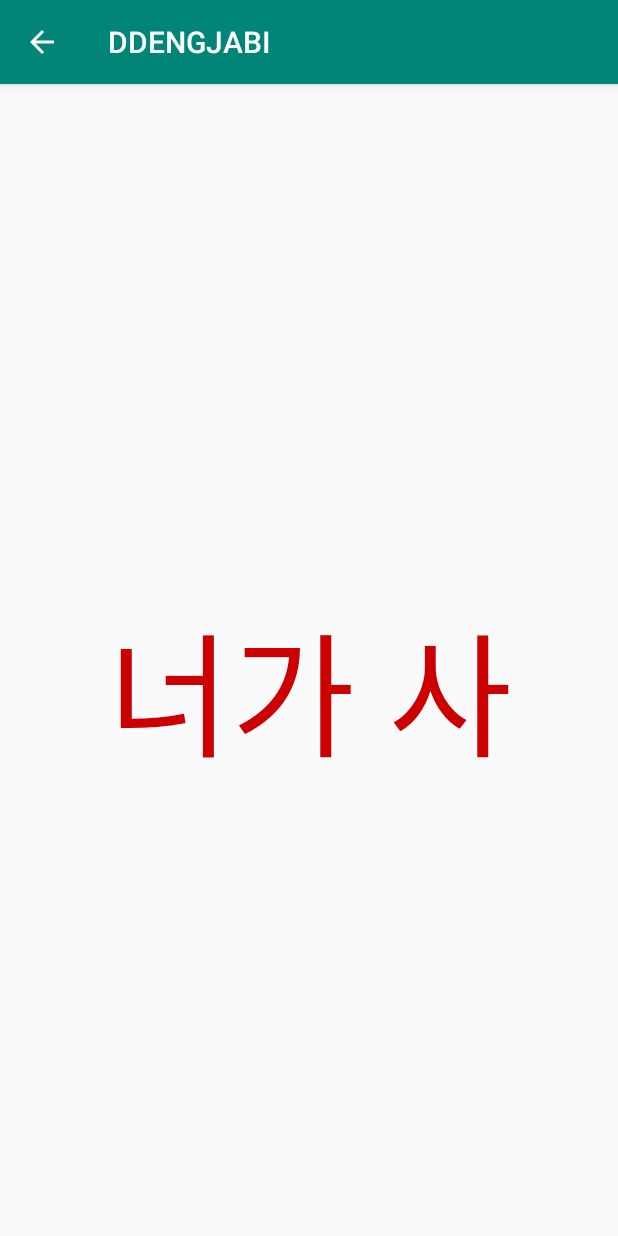
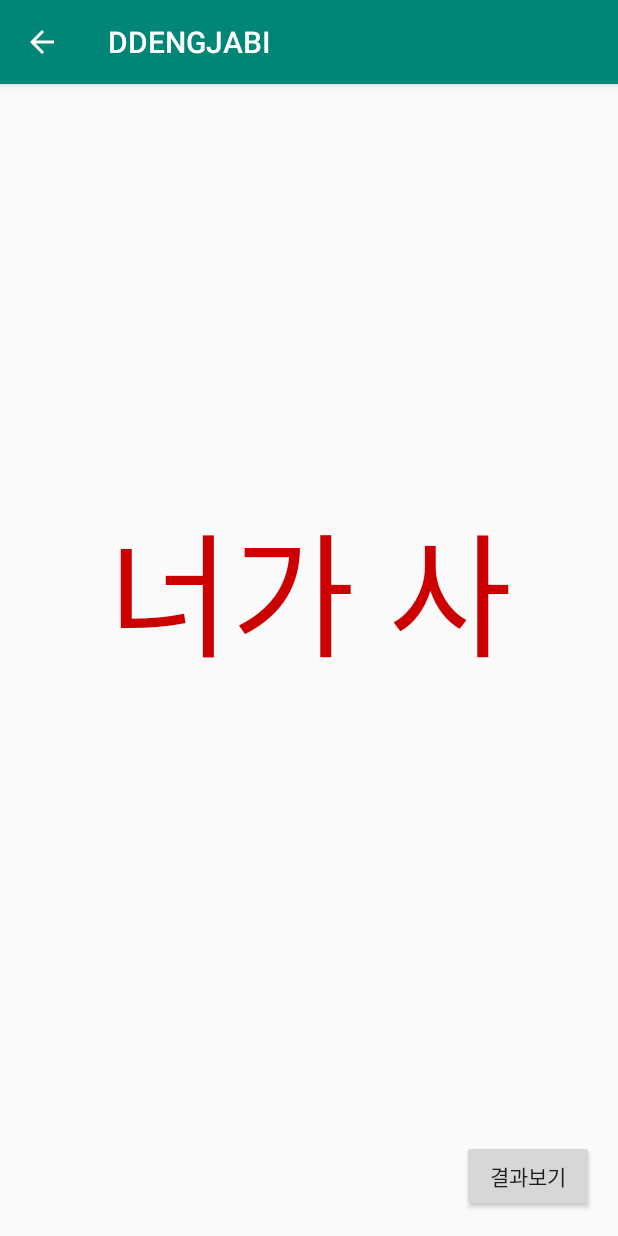
Before and after one commit to jonathan880523/androidPractice, an Android app: the Result screen opened directly, with no data from a screen before it, on a phone screen of 412 x 824 dp. Run offline under Robolectric (Android 15) with nearby library versions, the phone set to English and light mode, and no system bars; 2 statements that could not run were skipped.

Commit message:
finished ddengjabi application

```diff
--- a/ddengjabi/app/src/main/java/com/example/ddengjabi/AddPlayer.kt
+++ b/ddengjabi/app/src/main/java/com/example/ddengjabi/AddPlayer.kt
@@ -27,13 +27,13 @@ class AddPlayer : AppCompatActivity() {
             val intent = Intent(this, stopWatch::class.java)
             intent.putStringArrayListExtra("playerList", playerList)
             startActivity(intent)
-
         }
 
 
         //플레이어 추가 버튼 클릭시
         addInputLineFab.setOnClickListener {
             val sPlayerName = inputNameEditBox.text
+            if(!sPlayerName.isEmpty()){
                 val textTitle = TextView(this)
                 val textView = TextView(this)
                 textView.text = "${order}: ${sPlayerName}"
@@ -50,6 +50,9 @@ class AddPlayer : AppCompatActivity() {
                 val inputName: String = sPlayerName.toString()
                 inputNameEditBox.text = null
                 playerList.add(inputName)
+            }else{
+                Toast.makeText(this, "이름을 입력해주세요.", Toast.LENGTH_LONG).show()
             }
         }
     }
+}
--- a/ddengjabi/app/src/main/java/com/example/ddengjabi/Result.kt
+++ b/ddengjabi/app/src/main/java/com/example/ddengjabi/Result.kt
@@ -2,7 +2,10 @@ package com.example.ddengjabi
 
 import androidx.appcompat.app.AppCompatActivity
 import android.os.Bundle
+import android.util.Log
+import android.widget.TextView
 import android.widget.Toast
+import kotlinx.android.synthetic.main.activity_result.*
 
 class Result : AppCompatActivity() {
 
@@ -12,7 +15,9 @@ class Result : AppCompatActivity() {
     private var resultArr: ArrayList<Int> = arrayListOf()
     private var playerList: ArrayList<String> = arrayListOf()
     private var saveMap = mutableMapOf<Int, String>()
-    private var sortMap = mutableMapOf<String, Int>()
+    private var prizeNum: Int = 0;
+    private var prizePlayer: String? = null
+    private var stopBreak: Boolean = true
 
     override fun onCreate(savedInstanceState: Bundle?) {
         super.onCreate(savedInstanceState)
@@ -31,6 +36,38 @@ class Result : AppCompatActivity() {
             saveMap.put(resultArr.get(i), playerList.get(i))
         }
 
-        //TODO 솔팅할 차례
+        for(i in 0 .. 9){
+            if(stopBreak){
+                for(j in 0 until(resultArr.size) step 1){
+                    var compareNum = resultArr.get(j)
+                    Log.d("compareNum", "${compareNum}")
+                    Log.d("i", "${i}")
+                    if(i == compareNum){
+                        prizePlayer = saveMap.get(i)
+                        stopBreak = false
+                        break
+                    }
+                }
+            }
+        }
+        Toast.makeText(this, "${prizePlayer}", Toast.LENGTH_SHORT).show()
+        /*var keyNum = resultArr.get(prizeNum)
+        prizePlayer = saveMap.get(keyNum)*/
+
+        pickedNameTextView.text = prizePlayer
+
+        /*****************************************************/
+        /************************Event************************/
+        /*****************************************************/
+        //결과보기 버튼 클릭시
+        showResultButton.setOnClickListener {
+            for(i in 0 until(resultArr.size) step 1){
+                var textView = TextView(this)
+                textView.text = "${playerList.get(i)}: ${resultArr.get(i)}";
+                resultLayOut.addView(textView)
+            }
+        }
     }
+
+
 }
--- a/ddengjabi/app/src/main/res/layout/activity_result.xml
+++ b/ddengjabi/app/src/main/res/layout/activity_result.xml
@@ -18,7 +18,7 @@
         app:layout_constraintEnd_toEndOf="parent"
         app:layout_constraintStart_toStartOf="parent"
         app:layout_constraintTop_toTopOf="parent"
-        app:layout_constraintVertical_bias="0.3"
+        app:layout_constraintVertical_bias="0.19999999"
         tools:text="뽑사이" />
 
     <TextView
@@ -36,4 +36,32 @@
         app:layout_constraintStart_toStartOf="parent"
         app:layout_constraintTop_toBottomOf="@+id/pickedNameTextView"
         app:layout_constraintVertical_bias="0.0" />
+
+    <ScrollView
+        android:layout_width="366dp"
+        android:layout_height="216dp"
+        android:layout_marginTop="23dp"
+        android:layout_marginBottom="107dp"
+        app:layout_constraintBottom_toBottomOf="parent"
+        app:layout_constraintEnd_toEndOf="parent"
+        app:layout_constraintHorizontal_bias="0.488"
+        app:layout_constraintStart_toStartOf="parent"
+        app:layout_constraintTop_toBottomOf="@+id/resultContextTextView">
+
+        <LinearLayout
+            android:id="@+id/resultLayOut"
+            android:layout_width="match_parent"
+            android:layout_height="wrap_content"
+            android:orientation="vertical" />
+    </ScrollView>
+
+    <Button
+        android:id="@+id/showResultButton"
+        android:layout_width="wrap_content"
+        android:layout_height="wrap_content"
+        android:layout_marginEnd="16dp"
+        android:layout_marginBottom="16dp"
+        android:text="@string/show_result"
+        app:layout_constraintBottom_toBottomOf="parent"
+        app:layout_constraintEnd_toEndOf="parent" />
 </androidx.constraintlayout.widget.ConstraintLayout>
--- a/ddengjabi/app/src/main/res/values/strings.xml
+++ b/ddengjabi/app/src/main/res/values/strings.xml
@@ -4,4 +4,5 @@
     <string name="gameStartText">게임 시작</string>
     <string name="saveTime">땡잡이</string>
     <string name="resultContext">너가 사</string>
+    <string name="show_result">결과보기</string>
 </resources>
```
Lines whose indentation alone changed are shown as unchanged.
